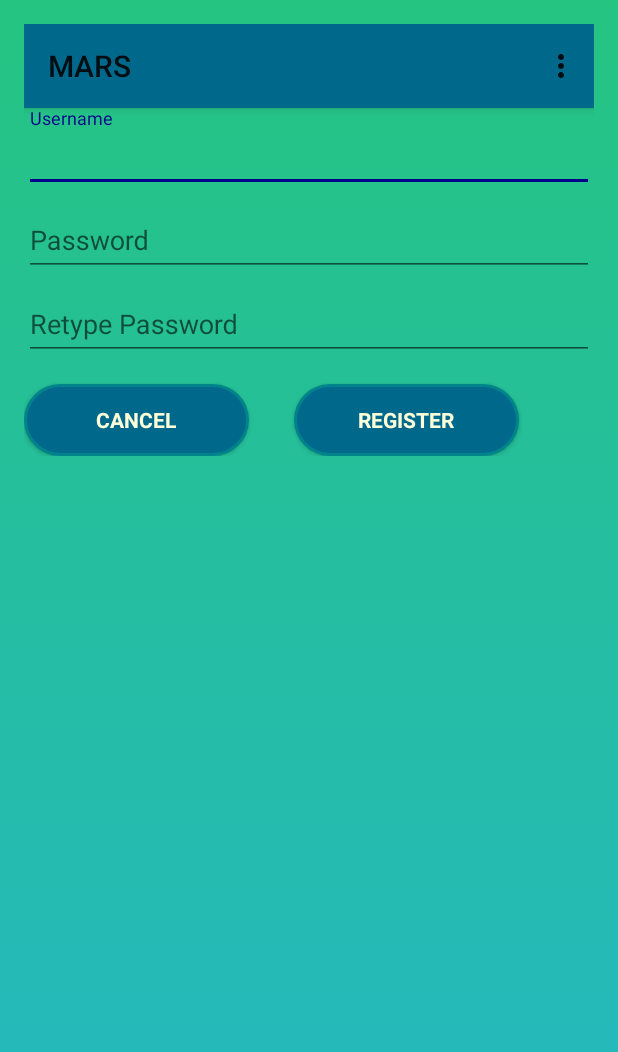
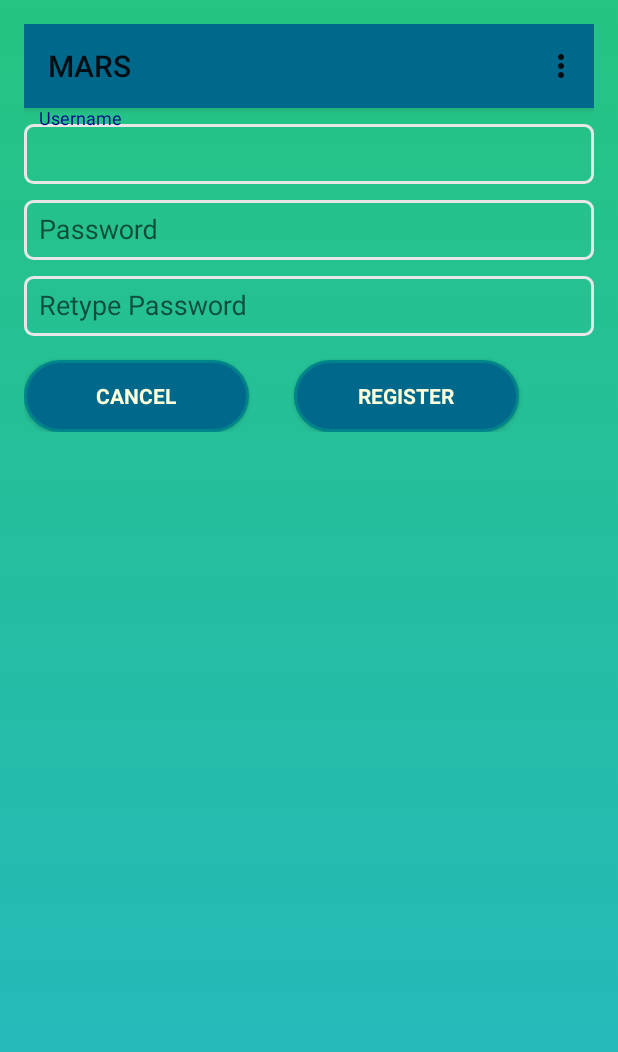
Before and after one commit to pareshkasare/ASE_Project, an Android app: the Register screen opened directly, with no data from a screen before it, on a phone screen of 412 x 824 dp. Shown: the top 1052 px of the screen. Run offline under Robolectric (Android 15) with nearby library versions, the phone set to English and light mode, and no system bars.

Commit message:
ui changes

```diff
--- a/Source/MARS/app/src/main/res/layout/activity_login.xml
+++ b/Source/MARS/app/src/main/res/layout/activity_login.xml
@@ -49,8 +49,9 @@
                 <AutoCompleteTextView
                     android:id="@+id/email"
                     android:layout_width="match_parent"
+
+                    android:layout_marginBottom="8dp"
                     android:layout_height="40dp"
-                    android:layout_marginBottom="8dp"
                     android:paddingLeft="10dp"
                     android:layout_marginTop="8dp"
                     android:hint="@string/prompt_email"
--- a/Source/MARS/app/src/main/res/layout/activity_register.xml
+++ b/Source/MARS/app/src/main/res/layout/activity_register.xml
@@ -39,12 +39,14 @@
                 <AutoCompleteTextView
                     android:id="@+id/uname"
                     android:layout_width="match_parent"
-                    android:layout_height="wrap_content"
+                    android:layout_height="40dp"
+                    android:paddingLeft="10dp"
+                    android:background="@drawable/round_corner"
                     android:hint="@string/prompt_email"
                     android:inputType="textEmailAddress"
                     android:maxLines="1"
                     android:singleLine="true"
-                    android:textColor="@color/colorPrimaryText"
+                    android:textColor="@color/colorPrimaryDark"
                     android:textColorLink="@color/colorPrimaryDark"/>
 
 
@@ -57,7 +59,9 @@
                 <EditText
                     android:id="@+id/password"
                     android:layout_width="match_parent"
-                    android:layout_height="wrap_content"
+                    android:layout_height="40dp"
+                    android:paddingLeft="10dp"
+                    android:background="@drawable/round_corner"
                     android:hint="@string/prompt_password"
                     android:imeActionId="@+id/login"
                     android:imeActionLabel="@string/action_sign_in_short"
@@ -65,7 +69,7 @@
                     android:inputType="textPassword"
                     android:maxLines="1"
                     android:singleLine="true"
-                    android:textColor="@color/colorPrimaryText"
+                    android:textColor="@color/colorPrimaryDark"
                     android:textColorLink="@color/colorPrimaryText"/>
 
             </android.support.design.widget.TextInputLayout>
@@ -76,7 +80,9 @@
                 <EditText
                     android:id="@+id/password2"
                     android:layout_width="match_parent"
-                    android:layout_height="wrap_content"
+                    android:layout_height="40dp"
+                    android:paddingLeft="10dp"
+                    android:background="@drawable/round_corner"
                     android:hint="@string/prompt_password2"
                     android:imeActionId="@+id/login"
                     android:imeActionLabel="@string/action_sign_in_short"
@@ -84,7 +90,7 @@
                     android:inputType="textPassword"
                     android:maxLines="1"
                     android:singleLine="true"
-                    android:textColor="@color/colorPrimaryText"
+                    android:textColor="@color/colorPrimaryDark"
                     android:textColorLink="@color/colorPrimaryText"/>
 
             </android.support.design.widget.TextInputLayout>
```
